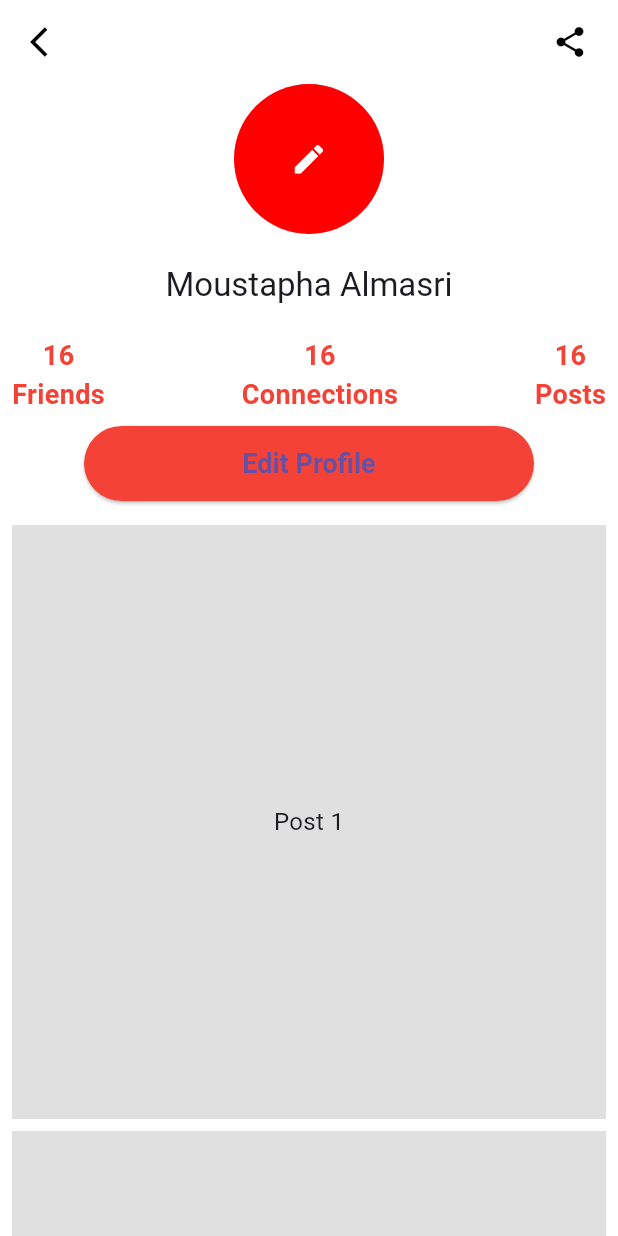
After one commit to HalcyonAbsedion/BilMant2a, a Flutter app: the Profile screen opened directly, on a phone screen of 412 x 824 dp. The commit adds this screen. Run offline on Flutter 3.47's test engine with Material 3 defaults, Android fonts, the phone set to English and light mode, and no system bars; our stand-ins replace cloud_firestore, firebase_auth, firebase_core, google_nav_bar; accounts and stored records are empty.

Commit message:
added Profile page & swipe fix

```diff
--- a/lib/components/navbar.dart
+++ b/lib/components/navbar.dart
@@ -71,6 +71,7 @@ class _NavBarState extends State<NavBar> {
             _selectedIndex = index;
           });
         },
+        physics: NeverScrollableScrollPhysics(), // Disable scrolling
         children: [
           HomePage(),
           Container(
--- a/lib/components/top_bar.dart
+++ b/lib/components/top_bar.dart
@@ -1,27 +1,7 @@
 import 'package:flutter/material.dart';
 
-void main() {
-  runApp(const MyApp());
-}
-
-class MyApp extends StatelessWidget {
-  const MyApp({Key? key}) : super(key: key);
-
-  @override
-  Widget build(BuildContext context) {
-    return MaterialApp(
-      debugShowCheckedModeBanner: false,
-      theme: ThemeData(
-        fontFamily: 'Futura',
-        primarySwatch: Colors.teal,
-      ),
-      home: const Home(),
-    );
-  }
-}
-
-class Home extends StatelessWidget {
-  const Home({Key? key}) : super(key: key);
+class TopBar extends StatelessWidget {
+  const TopBar({Key? key}) : super(key: key);
 
   @override
   Widget build(BuildContext context) {
--- /dev/null
+++ b/lib/pages/account_page.dart
@@ -0,0 +1,165 @@
+import 'package:flutter/material.dart';
+
+class Profile extends StatefulWidget {
+  const Profile({
+    Key? key,
+  }) : super(key: key);
+
+  @override
+  State<Profile> createState() => _ProfileState();
+}
+
+class _ProfileState extends State<Profile> {
+  @override
+  Widget build(BuildContext context) {
+    return Scaffold(
+      appBar: AppBar(
+        backgroundColor: Colors.white,
+        elevation: 0,
+        actions: [
+          Padding(
+            padding: const EdgeInsets.only(right: 8),
+            child: IconButton(
+              onPressed: () {},
+              icon: const Icon(
+                Icons.share,
+                color: Colors.black,
+              ),
+            ),
+          ),
+        ],
+        leading: Padding(
+          padding: const EdgeInsets.only(left: 8),
+          child: IconButton(
+            onPressed: () {},
+            icon: const Icon(
+              Icons.arrow_back_ios,
+              color: Colors.black,
+            ),
+          ),
+        ),
+      ),
+      body: SingleChildScrollView(
+        child: Container(
+          color: Colors.white,
+          child: Padding(
+            padding: const EdgeInsets.symmetric(horizontal: 8),
+            child: Column(
+              crossAxisAlignment: CrossAxisAlignment.center,
+              children: [
+                Stack(
+                  alignment: Alignment.bottomRight,
+                  children: [
+                    CircleAvatar(
+                      radius: 50,
+                      // backgroundImage: AssetImage("images/moustaphaImage1.jpg"),
+                    ),
+                    InkWell(
+                      onTap: () {
+                        // Your function logic here
+                      },
+                      child: CircleAvatar(
+                        radius: 50,
+                        backgroundColor: const Color.fromARGB(255, 255, 0, 0),
+                        child: const Icon(
+                          Icons.edit,
+                          size: 25,
+                          color: Color.fromARGB(255, 255, 255, 255),
+                        ),
+                      ),
+                    ),
+                  ],
+                ),
+                Padding(
+                  padding: const EdgeInsets.all(20.0),
+                  child: Text(
+                    "Moustapha Almasri",
+                    style: Theme.of(context).textTheme.headline6,
+                  ),
+                ),
+                Row(
+                  mainAxisAlignment: MainAxisAlignment.spaceBetween,
+                  children: [
+                    _buildInfoColumn("16", "Friends"),
+                    _buildInfoColumn("16", "Connections"),
+                    _buildInfoColumn("16", "Posts"),
+                  ],
+                ),
+                const SizedBox(height: 8),
+                ElevatedButton(
+                  onPressed: () {},
+                  child: const Text("Edit Profile"),
+                  style: ElevatedButton.styleFrom(
+                    padding: const EdgeInsets.all(0),
+                    fixedSize: const Size(300, 50),
+                    backgroundColor: Colors.red,
+                    textStyle: const TextStyle(
+                      color: Colors.white,
+                      fontSize: 18,
+                      fontWeight: FontWeight.w600,
+                    ),
+                  ),
+                ),
+                const SizedBox(height: 16),
+                GridView.builder(
+                  shrinkWrap: true,
+                  itemCount: 3, // Number of boxes
+                  physics: const NeverScrollableScrollPhysics(),
+                  gridDelegate: const SliverGridDelegateWithFixedCrossAxisCount(
+                    crossAxisCount: 1,
+                    mainAxisSpacing: 8,
+                    crossAxisSpacing: 8,
+                  ),
+                  itemBuilder: (BuildContext context, int index) {
+                    return GestureDetector(
+                      onTap: () {
+                        // Handle box tap
+                        print('You Pressed $index !');
+                      },
+                      child: Container(
+                        height: 50, // Adjust box height as needed
+                        color: Colors.grey[300],
+                        child: Center(
+                          child: Text(
+                            'Post ${index + 1}',
+                            style: const TextStyle(
+                              fontSize: 16,
+                            ),
+                          ),
+                        ),
+                      ),
+                    );
+                  },
+                ),
+              ],
+            ),
+          ),
+        ),
+      ),
+    );
+  }
+
+  Widget _buildInfoColumn(String value, String label) {
+    return Column(
+      children: [
+        Text(
+          value,
+          style: const TextStyle(
+            color: Colors.red,
+            fontWeight: FontWeight.w600,
+            fontSize: 18,
+          ),
+        ),
+        const SizedBox(height: 0),
+        Text(
+          label,
+          style: const TextStyle(
+            color: Colors.red,
+            fontWeight: FontWeight.w600,
+            fontSize: 18,
+          ),
+        ),
+      ],
+    );
+  }
+}
--- a/lib/pages/home_page.dart
+++ b/lib/pages/home_page.dart
@@ -1,12 +1,17 @@
 import 'package:bilmant2a/components/navbar.dart';
 import 'package:bilmant2a/components/post.dart';
 import 'package:bilmant2a/components/text_field.dart';
+import 'package:bilmant2a/components/top_bar.dart';
 import 'package:cloud_firestore/cloud_firestore.dart';
 import 'package:firebase_auth/firebase_auth.dart';
 import 'package:flutter/material.dart';
+import 'package:flutter/material.dart';
+import 'package:bilmant2a/components/top_bar.dart'; // Import the TopBar widget
+import 'package:flutter/material.dart';
+import 'package:bilmant2a/components/top_bar.dart'; // Import the TopBar widget
 
 class HomePage extends StatefulWidget {
-  const HomePage({super.key});
+  const HomePage({Key? key}) : super(key: key);
 
   @override
   State<HomePage> createState() => _HomePageState();
@@ -15,6 +20,7 @@ class HomePage extends StatefulWidget {
 class _HomePageState extends State<HomePage> {
   final user = FirebaseAuth.instance.currentUser!;
   final textController = TextEditingController();
+
   void postSend() {
     if (textController.text.isNotEmpty) {
       FirebaseFirestore.instance.collection("User Posts").add({
@@ -53,12 +59,18 @@ class _HomePageState extends State<HomePage> {
               Icons.logout,
               size: 30,
               color: Colors.white,
-              ))
+            ),
+          ),
         ],
       ),
       body: SafeArea(
         child: Column(
           children: [
+            // Wrap the TopBar widget with a Container and provide a specific height
+            Container(
+              height: 200, // Adjust the height as needed
+              child: TopBar(),
+            ),
             Padding(
               padding: const EdgeInsets.all(25.0),
               child: Row(
@@ -66,12 +78,14 @@ class _HomePageState extends State<HomePage> {
                   Expanded(
                     child: MyTextField(
                       controller: textController,
-                        hintText: "What on your mind",
-                        obscureText: false),
+                      hintText: "What's on your mind",
+                      obscureText: false,
+                    ),
                   ),
                   IconButton(
                     onPressed: postSend,
-                      icon: const Icon(Icons.arrow_circle_up))
+                    icon: const Icon(Icons.arrow_circle_up),
+                  ),
                 ],
               ),
             ),
@@ -94,18 +108,20 @@ class _HomePageState extends State<HomePage> {
                           message: post['Message'],
                           user: post['UserEmail'],
                           postId: post.id,
-                              likes: List<String>.from(post['Likes'] ?? []));
+                          likes: List<String>.from(post['Likes'] ?? []),
+                        );
                       },
                     );
                   } else if (snapshot.hasError) {
                     return Center(
-                        child: Text('Error:${snapshot.error}'),
+                      child: Text('Error: ${snapshot.error}'),
                     );
                   }
                   return const Center(
                     child: CircularProgressIndicator(),
                   );
-                  }),
+                },
+              ),
             ),
           ],
         ),
```
Lines whose indentation alone changed are shown as unchanged.
